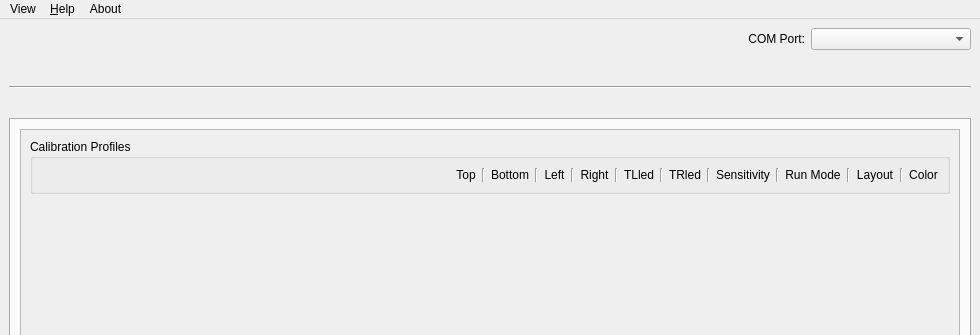
The window that src/appmainwindow.ui (TeamOpenFIRE/OpenFIRE-App) describes before a commit, drawn with Qt 5; both pictures show x 0 to 980 and y 0 to 335 of the 980 by 830 pixel window.
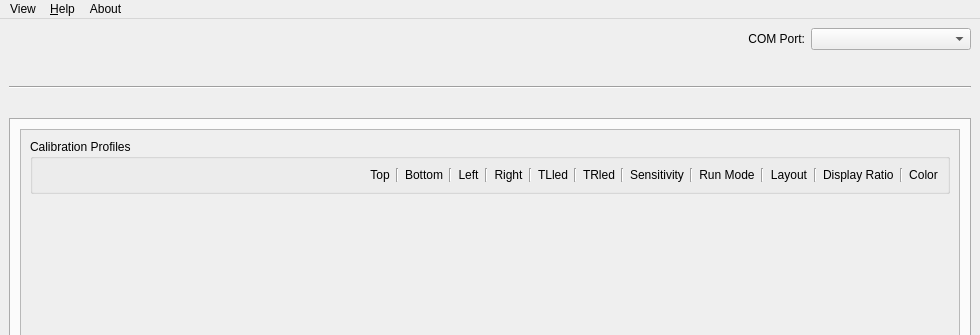
The same window after the commit. The open tabs and pages were chosen to show the change. Icons and pictures are not drawn.

Commit message: Add profile AR bit; some UI tweaks and enhancements

```diff
--- a/src/appmainwindow.ui
+++ b/src/appmainwindow.ui
@@ -102,12 +102,15 @@
       <property name="text">
        <string notr="true"/>
       </property>
-      <property name="textFormat">
-       <enum>Qt::PlainText</enum>
-      </property>
       <property name="alignment">
        <set>Qt::AlignCenter</set>
       </property>
+      <property name="openExternalLinks">
+       <bool>true</bool>
+      </property>
+      <property name="textInteractionFlags">
+       <set>Qt::LinksAccessibleByMouse|Qt::TextSelectableByMouse</set>
+      </property>
      </widget>
     </item>
     <item>
@@ -296,7 +299,7 @@
              <x>0</x>
              <y>0</y>
              <width>938</width>
-             <height>423</height>
+             <height>424</height>
             </rect>
            </property>
            <layout class="QVBoxLayout" name="verticalLayout_19">
@@ -1798,7 +1801,7 @@
              <x>0</x>
              <y>0</y>
              <width>938</width>
-             <height>423</height>
+             <height>424</height>
             </rect>
            </property>
            <layout class="QVBoxLayout" name="verticalLayout_16">
@@ -1809,7 +1812,27 @@
               </property>
               <layout class="QVBoxLayout" name="verticalLayout_5">
                <item>
-                <layout class="QGridLayout" name="profilesArea" columnstretch="0,0,3,0,0,0,0,0,0,0,0,0,0,0,0,0,0,0,0,0,0,0">
+                <layout class="QGridLayout" name="profilesArea" columnstretch="0,0,3,0,0,0,0,0,0,0,0,0,0,0,0,0,0,0,0,0,0,0,0,0">
+                 <item row="0" column="5">
+                  <widget class="QLabel" name="bottomOffHeader">
+                   <property name="text">
+                    <string>Bottom</string>
+                   </property>
+                   <property name="alignment">
+                    <set>Qt::AlignCenter</set>
+                   </property>
+                  </widget>
+                 </item>
+                 <item row="0" column="0">
+                  <widget class="QLabel" name="renamePadding">
+                   <property name="text">
+                    <string/>
+                   </property>
+                   <property name="alignment">
+                    <set>Qt::AlignCenter</set>
+                   </property>
+                  </widget>
+                 </item>
                  <item row="0" column="6">
                   <widget class="Line" name="line_5">
                    <property name="orientation">
@@ -1817,10 +1840,43 @@
                    </property>
                   </widget>
                  </item>
-                 <item row="0" column="16">
-                  <widget class="Line" name="line_8">
-                   <property name="orientation">
-                    <enum>Qt::Vertical</enum>
+                 <item row="0" column="13">
+                  <widget class="QLabel" name="TRledHeader">
+                   <property name="text">
+                    <string>TRled</string>
+                   </property>
+                   <property name="alignment">
+                    <set>Qt::AlignCenter</set>
+                   </property>
+                  </widget>
+                 </item>
+                 <item row="0" column="15">
+                  <widget class="QLabel" name="irSensHeader">
+                   <property name="text">
+                    <string>Sensitivity</string>
+                   </property>
+                   <property name="alignment">
+                    <set>Qt::AlignCenter</set>
+                   </property>
+                  </widget>
+                 </item>
+                 <item row="0" column="11">
+                  <widget class="QLabel" name="TLledHeader">
+                   <property name="text">
+                    <string>TLled</string>
+                   </property>
+                   <property name="alignment">
+                    <set>Qt::AlignCenter</set>
+                   </property>
+                  </widget>
+                 </item>
+                 <item row="0" column="17">
+                  <widget class="QLabel" name="runModeHeader">
+                   <property name="text">
+                    <string>Run Mode</string>
+                   </property>
+                   <property name="alignment">
+                    <set>Qt::AlignCenter</set>
                    </property>
                   </widget>
                  </item>
@@ -1834,6 +1890,20 @@
                    </property>
                   </widget>
                  </item>
+                 <item row="0" column="22">
+                  <widget class="Line" name="line_12">
+                   <property name="orientation">
+                    <enum>Qt::Vertical</enum>
+                   </property>
+                  </widget>
+                 </item>
+                 <item row="0" column="16">
+                  <widget class="Line" name="line_8">
+                   <property name="orientation">
+                    <enum>Qt::Vertical</enum>
+                   </property>
+                  </widget>
+                 </item>
                  <item row="0" column="7">
                   <widget class="QLabel" name="leftOffHeader">
                    <property name="text">
@@ -1844,13 +1914,10 @@
                    </property>
                   </widget>
                  </item>
-                 <item row="0" column="0">
-                  <widget class="QLabel" name="renamePadding">
-                   <property name="text">
-                    <string/>
-                   </property>
-                   <property name="alignment">
-                    <set>Qt::AlignCenter</set>
+                 <item row="0" column="12">
+                  <widget class="Line" name="line_10">
+                   <property name="orientation">
+                    <enum>Qt::Vertical</enum>
                    </property>
                   </widget>
                  </item>
@@ -1871,6 +1938,30 @@
                    </property>
                   </widget>
                  </item>
+                 <item row="0" column="20">
+                  <widget class="Line" name="line_9">
+                   <property name="orientation">
+                    <enum>Qt::Vertical</enum>
+                   </property>
+                  </widget>
+                 </item>
+                 <item row="0" column="23">
+                  <widget class="QLabel" name="colorHeader">
+                   <property name="text">
+                    <string>Color</string>
+                   </property>
+                   <property name="alignment">
+                    <set>Qt::AlignCenter</set>
+                   </property>
+                  </widget>
+                 </item>
+                 <item row="0" column="4">
+                  <widget class="Line" name="line_4">
+                   <property name="orientation">
+                    <enum>Qt::Vertical</enum>
+                   </property>
+                  </widget>
+                 </item>
                  <item row="0" column="1">
                   <widget class="QLabel" name="headerPadding">
                    <property name="text">
@@ -1881,26 +1972,6 @@
                    </property>
                   </widget>
                  </item>
-                 <item row="0" column="5">
-                  <widget class="QLabel" name="bottomOffHeader">
-                   <property name="text">
-                    <string>Bottom</string>
-                   </property>
-                   <property name="alignment">
-                    <set>Qt::AlignCenter</set>
-                   </property>
-                  </widget>
-                 </item>
-                 <item row="0" column="17">
-                  <widget class="QLabel" name="runModeHeader">
-                   <property name="text">
-                    <string>Run Mode</string>
-                   </property>
-                   <property name="alignment">
-                    <set>Qt::AlignCenter</set>
-                   </property>
-                  </widget>
-                 </item>
                  <item row="0" column="10">
                   <widget class="Line" name="line_7">
                    <property name="orientation">
@@ -1908,46 +1979,18 @@
                    </property>
                   </widget>
                  </item>
-                 <item row="0" column="13">
-                  <widget class="QLabel" name="TRledHeader">
-                   <property name="text">
-                    <string>TRled</string>
-                   </property>
-                   <property name="alignment">
-                    <set>Qt::AlignCenter</set>
-                   </property>
-                  </widget>
-                 </item>
-                 <item row="0" column="18">
-                  <widget class="Line" name="line_3">
+                 <item row="0" column="2">
+                  <spacer name="horizontalSpacer_15">
                    <property name="orientation">
-                    <enum>Qt::Vertical</enum>
+                    <enum>Qt::Horizontal</enum>
                    </property>
-                  </widget>
-                 </item>
-                 <item row="0" column="11">
-                  <widget class="QLabel" name="TLledHeader">
-                   <property name="text">
-                    <string>TLled</string>
+                   <property name="sizeHint" stdset="0">
+                    <size>
+                     <width>0</width>
+                     <height>0</height>
+                    </size>
                    </property>
-                   <property name="alignment">
-                    <set>Qt::AlignCenter</set>
-                   </property>
-                  </widget>
-                 </item>
-                 <item row="0" column="4">
-                  <widget class="Line" name="line_4">
-                   <property name="orientation">
-                    <enum>Qt::Vertical</enum>
-                   </property>
-                  </widget>
-                 </item>
-                 <item row="0" column="8">
-                  <widget class="Line" name="line_6">
-                   <property name="orientation">
-                    <enum>Qt::Vertical</enum>
-                   </property>
-                  </widget>
+                  </spacer>
                  </item>
                  <item row="0" column="3">
                   <widget class="QLabel" name="topOffHeader">
@@ -1968,53 +2011,27 @@
                    </property>
                   </widget>
                  </item>
-                 <item row="0" column="20">
-                  <widget class="Line" name="line_9">
+                 <item row="0" column="8">
+                  <widget class="Line" name="line_6">
                    <property name="orientation">
                     <enum>Qt::Vertical</enum>
                    </property>
                   </widget>
                  </item>
-                 <item row="0" column="12">
-                  <widget class="Line" name="line_10">
+                 <item row="0" column="18">
+                  <widget class="Line" name="line_3">
                    <property name="orientation">
                     <enum>Qt::Vertical</enum>
                    </property>
                   </widget>
                  </item>
                  <item row="0" column="21">
-                  <widget class="QLabel" name="colorHeader">
+                  <widget class="QLabel" name="label_20">
                    <property name="text">
-                    <string>Color</string>
+                    <string>Display Ratio</string>
                    </property>
-                   <property name="alignment">
-                    <set>Qt::AlignCenter</set>
-                   </property>
                   </widget>
                  </item>
-                 <item row="0" column="15">
-                  <widget class="QLabel" name="irSensHeader">
-                   <property name="text">
-                    <string>Sensitivity</string>
-                   </property>
-                   <property name="alignment">
-                    <set>Qt::AlignCenter</set>
-                   </property>
-                  </widget>
-                 </item>
-                 <item row="0" column="2">
-                  <spacer name="horizontalSpacer_15">
-                   <property name="orientation">
-                    <enum>Qt::Horizontal</enum>
-                   </property>
-                   <property name="sizeHint" stdset="0">
-                    <size>
-                     <width>0</width>
-                     <height>0</height>
-                    </size>
-                   </property>
-                  </spacer>
-                 </item>
                 </layout>
                </item>
                <item>
```
The commit also changes 3 other files.
